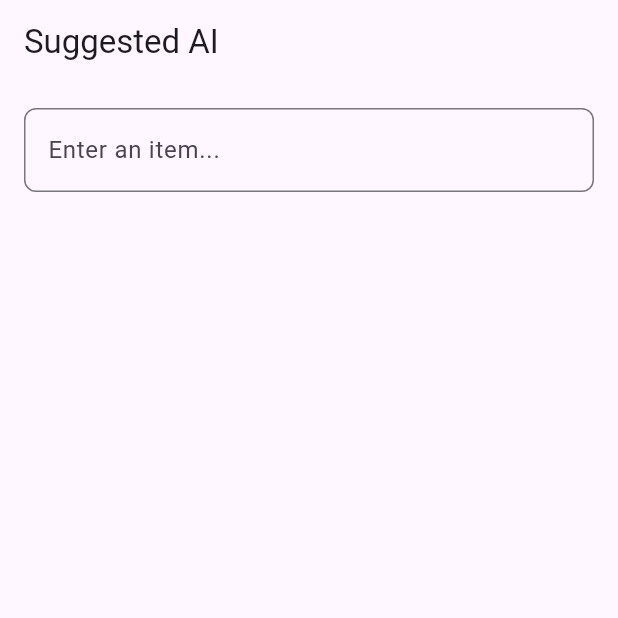
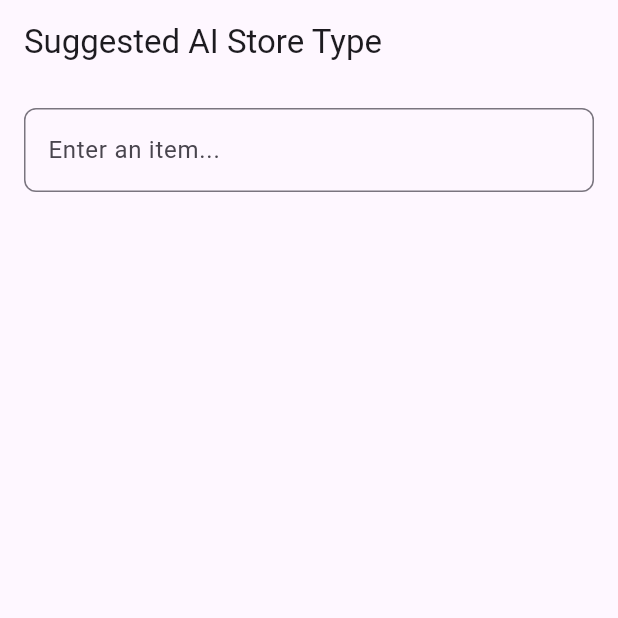
Before and after one commit to morpheus-30/new_feature, a Flutter app: the screen it shows after launch, on a phone screen of 412 x 824 dp, the top half of it. Run offline on Flutter 3.47's test engine with Material 3 defaults, Android fonts, the phone set to English and light mode, and no system bars.

Commit message:
added store type

```diff
--- a/lib/api_helper.dart
+++ b/lib/api_helper.dart
@@ -7,7 +7,7 @@ class ApiHelper {
       'https://api.groq.com/openai/v1/chat/completions';
   static const String apiKey = '';
   static const String initalPrompt =
-      "You are a helpful assistant. Give me a list of 5 suggestions for the given prompt, they should be of same time, like is it is an apple it should suggest orange,banana,and so on and they should be separated by commas. Don't include any other text just the suggestions. Your prompt is:";
+      "You are a helpful assistant. Give me a list of 5 suggestions for the store type based on the given purchased item. They should be of the same type, like if the item is bread, it should suggest bakery, grocery store, etc., and they should be separated by commas. Don't include any other text, just the suggestions. Your purchased item is:";
   // static const String initalPrompt =
   //     "You are a helpful assistant. Give me a list of 5 suggestions for the given prompt, they should be of same time, like is it is an apple it should suggest orange,banana,and so on and they should be separated by commas. Don't include any other text just the suggestions. Your prompt is:";
   static Future<List<String>> getSuggestions(String prompt) async {
--- a/lib/chip_input_screen.dart
+++ b/lib/chip_input_screen.dart
@@ -30,7 +30,7 @@ class _ChipInputScreenState extends State<ChipInputScreen> {
       },
       child: Scaffold(
         appBar: AppBar(
-          title: const Text('Suggested AI'),
+          title: const Text('Suggested AI Store Type'),
         ),
         body: Padding(
           padding: const EdgeInsets.all(16.0),
```
